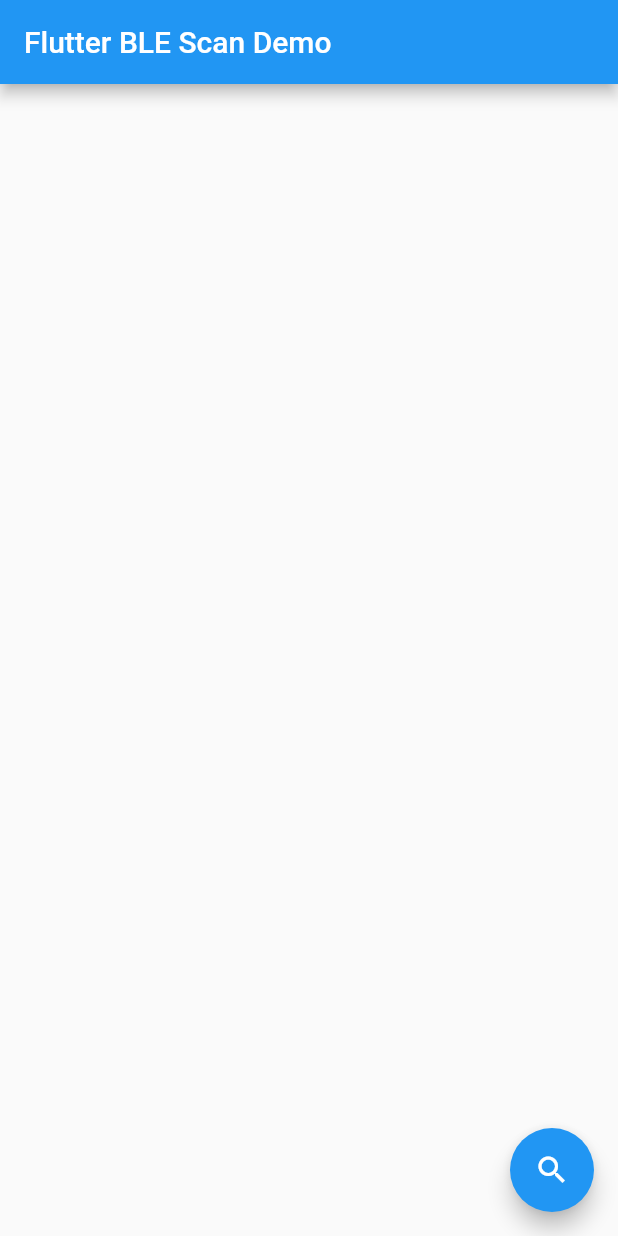
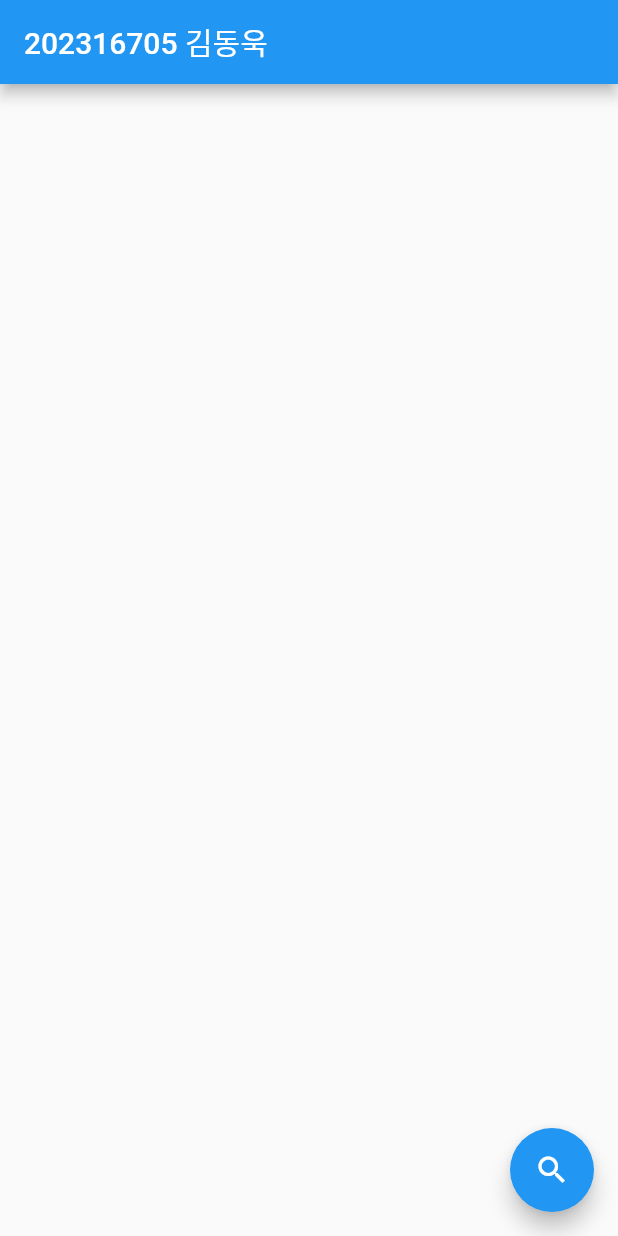
Before and after one commit to WantOscar/flutter_bluetooth, a Flutter app: the screen it shows after launch, on a phone screen of 412 x 824 dp. Run offline on Flutter 3.47's test engine with Material 2 defaults, Android fonts, the phone set to English and light mode, and no system bars; our stand-ins replace flutter_blue_plus.

```diff
--- a/lib/main.dart
+++ b/lib/main.dart
@@ -9,7 +9,7 @@ void main() {
 class MyApp extends StatelessWidget {
   const MyApp({super.key});
 
-  final title = 'Flutter BLE Scan Demo';
+  final title = '202316705 김동욱';
 
   @override
   Widget build(BuildContext context) {
```
